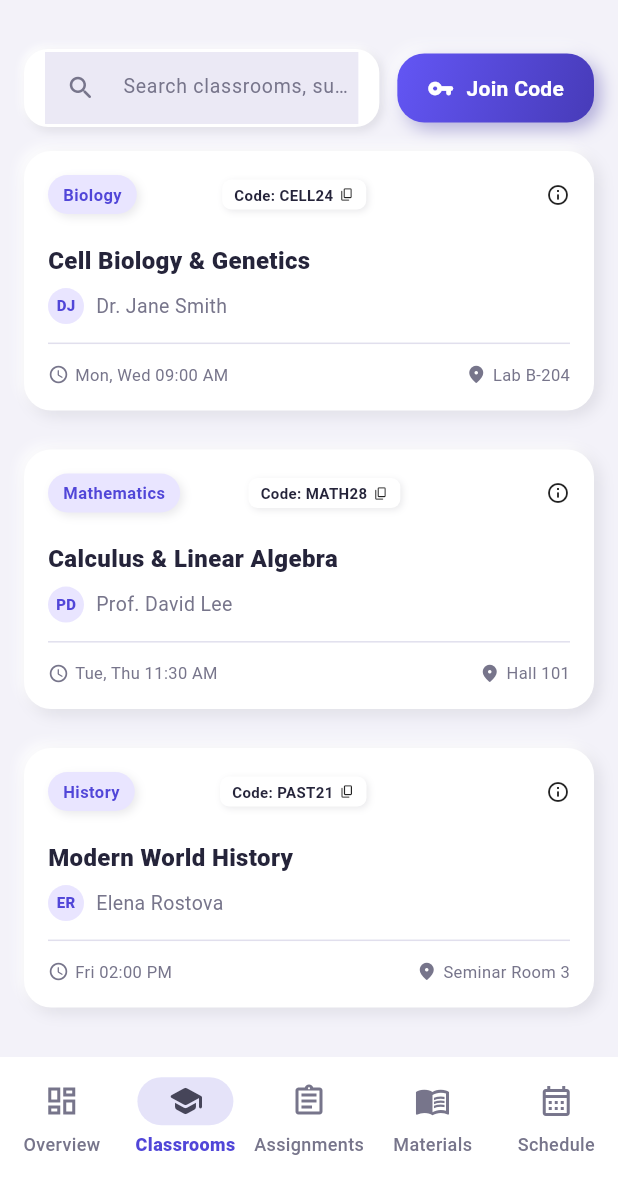
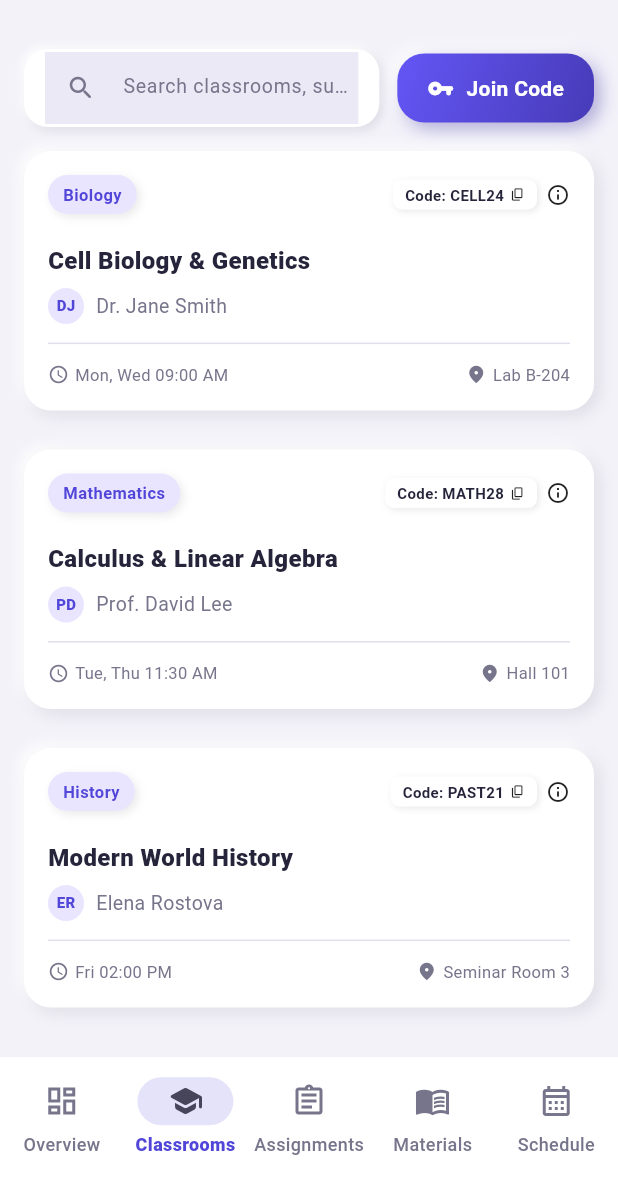
Before and after one commit to Adityan16-adi/brl-final_task-, a Flutter app: the HomeScreen screen opened by its route, after a tap on "Classrooms", on a phone screen of 412 x 824 dp, the part 59-1236 px from its top. Run offline on Flutter 3.47's test engine with Material 3 defaults, Android fonts, the phone set to English and light mode, and no system bars; our stand-ins replace dio, flutter_riverpod, go_router, shared_preferences; missing offline and left inert: livekit_client; accounts and stored records are empty.

Commit message:
fix(ui): eliminate narrow viewport overflows and verify dark mode across all views

```diff
--- a/apps/mobile/lib/features/home/presentation/widgets/classrooms_view.dart
+++ b/apps/mobile/lib/features/home/presentation/widgets/classrooms_view.dart
@@ -214,11 +214,17 @@ class _ClassroomsViewState extends ConsumerState<ClassroomsView> {
           Row(
             mainAxisAlignment: MainAxisAlignment.spaceBetween,
             children: [
-              ClayBadge(
+              Flexible(
+                child: ClayBadge(
                   label: item.subject,
                   backgroundColor: ClayTokens.softLavender,
                   textColor: ClayTokens.deepIndigo,
                 ),
+              ),
+              const SizedBox(width: 6),
+              Row(
+                mainAxisSize: MainAxisSize.min,
+                children: [
                   if (item.code != null)
                     GestureDetector(
                       onTap: () {
@@ -257,6 +263,8 @@ class _ClassroomsViewState extends ConsumerState<ClassroomsView> {
                   InkWell(
                     onTap: () => _showClassroomDetails(context, item),
                     child: const Icon(Icons.info_outline_rounded, size: 16),
+                  ),
+                ],
               ),
             ],
           ),
@@ -301,7 +309,8 @@ class _ClassroomsViewState extends ConsumerState<ClassroomsView> {
           Row(
             mainAxisAlignment: MainAxisAlignment.spaceBetween,
             children: [
-              Row(
+              Expanded(
+                child: Row(
                   children: [
                     Icon(
                       Icons.schedule_rounded,
@@ -309,16 +318,23 @@ class _ClassroomsViewState extends ConsumerState<ClassroomsView> {
                       color: colors.onSurfaceVariant,
                     ),
                     const SizedBox(width: 4),
-                  Text(
+                    Expanded(
+                      child: Text(
                         item.schedule,
                         style: TextStyle(
                           fontSize: 11,
                           color: colors.onSurfaceVariant,
                         ),
+                        maxLines: 1,
+                        overflow: TextOverflow.ellipsis,
+                      ),
                     ),
                   ],
                 ),
+              ),
+              const SizedBox(width: 8),
               Row(
+                mainAxisSize: MainAxisSize.min,
                 children: [
                   Icon(
                     Icons.room_rounded,
--- a/apps/mobile/lib/features/home/presentation/widgets/overview_view.dart
+++ b/apps/mobile/lib/features/home/presentation/widgets/overview_view.dart
@@ -605,31 +605,28 @@ class OverviewView extends ConsumerWidget {
             child: Column(
               crossAxisAlignment: CrossAxisAlignment.start,
               children: [
-                Row(
+                Wrap(
+                  spacing: 6,
+                  runSpacing: 4,
+                  crossAxisAlignment: WrapCrossAlignment.center,
                   children: [
-                    Expanded(
-                      child: Text(
-                        isTeacher
-                            ? 'Welcome back, Teacher'
-                            : 'Welcome back, Student',
-                        style: const TextStyle(
-                          fontWeight: FontWeight.w800,
-                          fontSize: 18,
-                          letterSpacing: -0.3,
-                        ),
-                        maxLines: 1,
-                        overflow: TextOverflow.ellipsis,
+                    Text(
+                      isTeacher
+                          ? 'Welcome back, Teacher'
+                          : 'Welcome back, Student',
+                      style: const TextStyle(
+                        fontWeight: FontWeight.w800,
+                        fontSize: 17,
+                        letterSpacing: -0.3,
                       ),
                     ),
                     if (user?.isDemo == true ||
-                        user?.email.contains('@demo.com') == true) ...[
+                        user?.email.contains('@demo.com') == true)
                       const ClayBadge(
                         label: 'DEMO DATA',
                         backgroundColor: Color(0xFFFEF3C7),
                         textColor: Color(0xFF92400E),
                       ),
-                      const SizedBox(width: 6),
-                    ],
                     ClayBadge(
                       label: isTeacher ? 'TEACHER' : 'STUDENT',
                       backgroundColor: isTeacher
```
Also changed, not shown: apps/mobile/lib/features/home/presentation/widgets/materials_view.dart (+27 -22 lines), 1 other file. Lines whose indentation alone changed are shown as unchanged.
